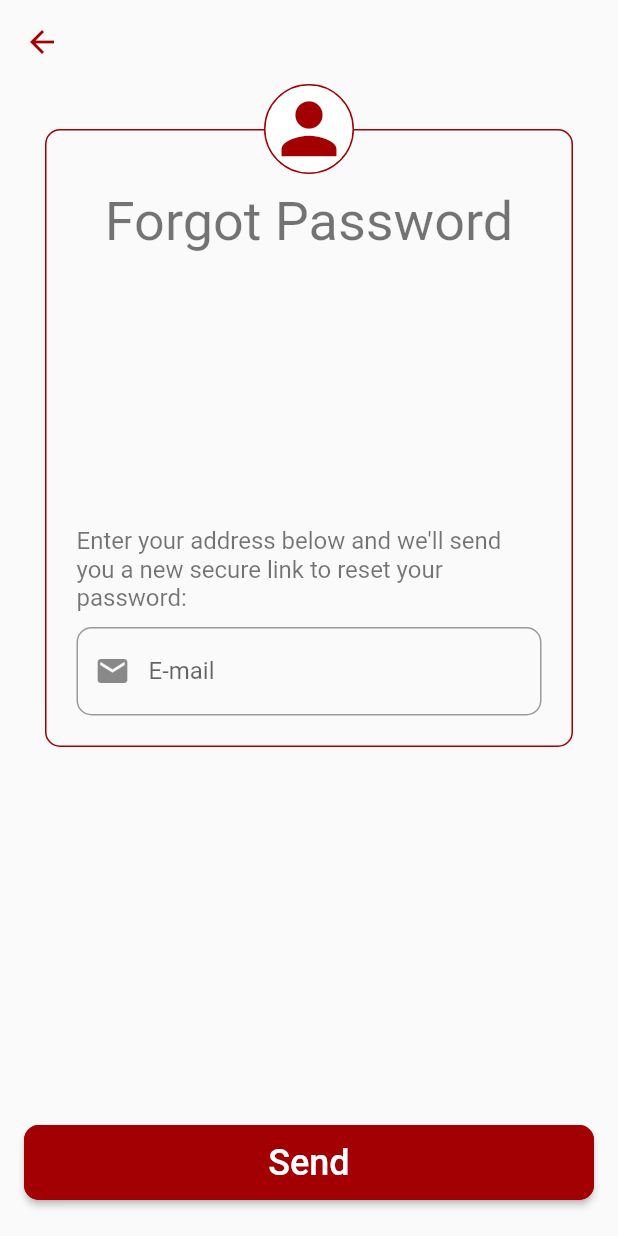
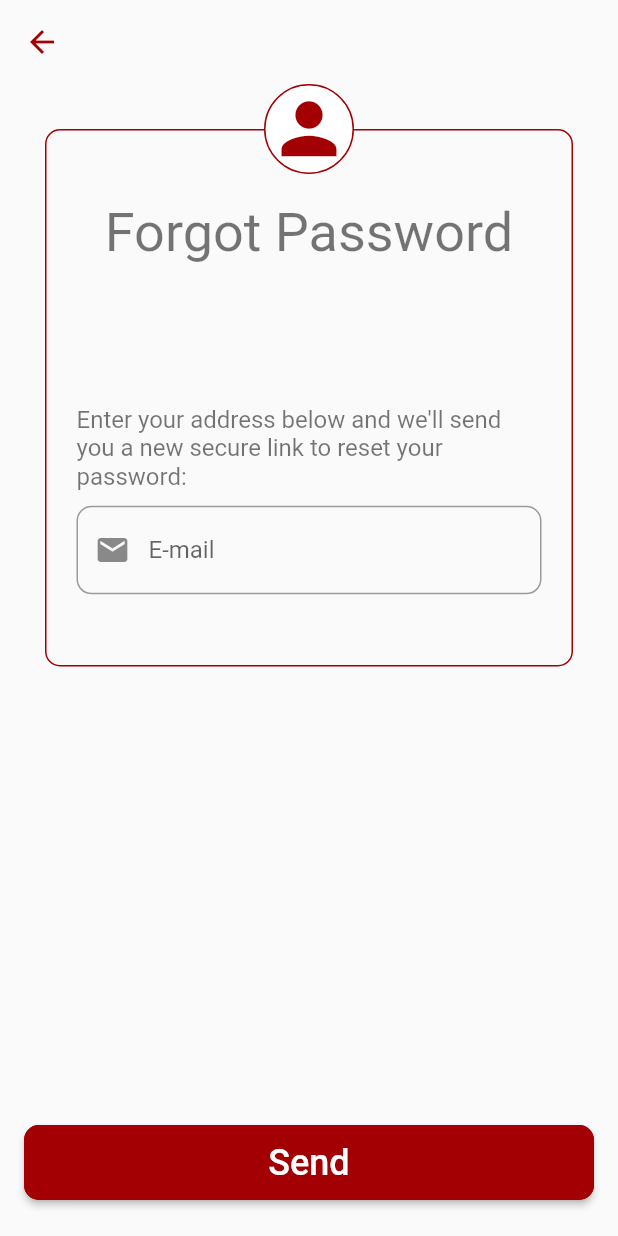
Before and after one commit to hcetinkaya-r/list_it_app, a Flutter app: the screen it shows after launch, after a tap on "Forgot Password?", on a phone screen of 412 x 824 dp. Run offline on Flutter 3.47's test engine with Material 2 defaults, Android fonts, the phone set to English and light mode, and no system bars; our stand-ins replace chips_choice, cloud_firestore, firebase_auth, firebase_core, firebase_storage, flutter_secure_storage and 11 more; missing offline and left inert: encrypt, overlay_container; accounts and stored records are empty; generated files the repository leaves out were written again; network calls fail; Roboto replaces fonts that are missing (Futura).

Commit message:
ui düzeltildi

```diff
--- a/lib/app/register_pages/forgot_passoword_page.dart
+++ b/lib/app/register_pages/forgot_passoword_page.dart
@@ -34,15 +34,15 @@ class ForgotPasswordPage extends StatelessWidget {
             children: [
               Container(
                 margin: EdgeInsets.fromLTRB(30, 30, 30, 0),
-                padding: EdgeInsets.fromLTRB(20, 40, 20, 20),
-                height: MediaQuery.of(context).size.height / 2,
+                padding: EdgeInsets.fromLTRB(20, 0, 20, 0),
+                height: MediaQuery.of(context).size.height / 2.3,
                 width: MediaQuery.of(context).size.width,
                 decoration: BoxDecoration(
                   borderRadius: BorderRadius.all(Radius.circular(10)),
                   border: Border.all(color: Theme.of(context).primaryColor),
                 ),
                 child: Column(
-                  mainAxisAlignment: MainAxisAlignment.spaceBetween,
+                  mainAxisAlignment: MainAxisAlignment.spaceAround,
                   children: [
                     Text(
                       "Forgot Password",
@@ -51,7 +51,11 @@ class ForgotPasswordPage extends StatelessWidget {
                         color: Colors.black54,
                       ),
                     ),
-                    Column(children: <Widget>[
+                    Column(
+                      mainAxisSize: MainAxisSize.max,
+                      mainAxisAlignment: MainAxisAlignment.spaceBetween,
+                      children: <Widget>[
+
                       Text(
                         "Enter your address below and we'll send you a new secure link to reset your password:",
                         textAlign: TextAlign.left,
--- a/lib/app/register_pages/sign_in_sign_up_page.dart
+++ b/lib/app/register_pages/sign_in_sign_up_page.dart
@@ -58,7 +58,8 @@ class _SignInSignUpPageState extends State<SignInSignUpPage> {
         SensitivePlatformAlertDialog(
                 title: "Create user error",
                 content: Errors.showError(e.code),
-                rightButtonText: "OK").show(context);
+                rightButtonText: "OK")
+            .show(context);
       }
     }
   }
@@ -101,38 +102,37 @@ class _SignInSignUpPageState extends State<SignInSignUpPage> {
     return Scaffold(
       resizeToAvoidBottomPadding: false,
       body: SafeArea(
-        child: Stack(
-          children: <Widget>[
-            Column(
-              mainAxisAlignment: MainAxisAlignment.spaceBetween,
+        child: Column(
           children: [
-                Image.asset(
+            Container(
+
+              child: Image.asset(
                 ("images/loginLogo.png"),
                 width: 125,
                 height: 140,
               ),
+            ),
+            Stack(
+              children: <Widget>[
                 Container(
-                  margin: EdgeInsets.only(right: 30, left: 30),
+                  margin: EdgeInsets.only(top: 30, right: 30, left: 30),
                   height: MediaQuery.of(context).size.height / 1.4,
+                  width: MediaQuery.of(context).size.width,
                   decoration: BoxDecoration(
                     borderRadius: BorderRadius.all(Radius.circular(10)),
                     border: Border.all(color: Theme.of(context).primaryColor),
                   ),
                   child: Column(
+                    mainAxisSize: MainAxisSize.max,
                     mainAxisAlignment: MainAxisAlignment.spaceBetween,
-                    children: [
-                      Column(
                     children: <Widget>[
                       Form(
                         key: _formKey,
                         child: Column(
-                              mainAxisSize: MainAxisSize.min,
-                              mainAxisAlignment: MainAxisAlignment.spaceBetween,
                           children: <Widget>[
-                                SizedBox(height: 60),
                             Padding(
                               padding:
-                                      const EdgeInsets.fromLTRB(16, 0, 16, 0),
+                                  const EdgeInsets.fromLTRB(20, 50, 20, 0),
                               child: TextFormField(
                                   initialValue: "hakan@hakan.com",
                                   keyboardType: TextInputType.emailAddress,
@@ -145,33 +145,31 @@ class _SignInSignUpPageState extends State<SignInSignUpPage> {
                                     hintText: "e-mail",
                                     labelText: "E-mail",
                                     border: OutlineInputBorder(
-                                          borderRadius: BorderRadius.all(
-                                              Radius.circular(10)),
+                                      borderRadius:
+                                          BorderRadius.all(Radius.circular(10)),
                                     ),
                                   ),
                                   onSaved: (String enteredEmail) {
                                     _email = enteredEmail;
                                   }),
                             ),
-                                SizedBox(height: 10),
                             Padding(
                               padding:
-                                      const EdgeInsets.fromLTRB(16, 0, 16, 0),
+                                  const EdgeInsets.fromLTRB(20, 10, 20, 0),
                               child: TextFormField(
                                 initialValue: "123456",
                                 obscureText: true,
                                 decoration: InputDecoration(
                                   errorText:
-                                          _userModel.passwordErrorMessage !=
-                                                  null
+                                      _userModel.passwordErrorMessage != null
                                           ? _userModel.passwordErrorMessage
                                           : null,
                                   prefixIcon: Icon(Icons.lock),
                                   hintText: "Password",
                                   labelText: "Password",
                                   border: OutlineInputBorder(
-                                        borderRadius: BorderRadius.all(
-                                            Radius.circular(10)),
+                                    borderRadius:
+                                        BorderRadius.all(Radius.circular(10)),
                                   ),
                                 ),
                                 onSaved: (String enteredPassword) {
@@ -179,19 +177,13 @@ class _SignInSignUpPageState extends State<SignInSignUpPage> {
                                 },
                               ),
                             ),
-                              ],
-                            ),
-                          ),
-                        ],
-                      ),
                             Padding(
-                        padding: const EdgeInsets.all(16.0),
-                        child: Column(
-                          children: <Widget>[
-                            AppButton(
+                              padding: const EdgeInsets.fromLTRB(20, 50, 20, 0),
+                              child: AppButton(
                                 buttonText: _buttonText,
                                 buttonTextSize: 24,
                                 onPressed: () => _formSubmit(),
+                              ),
                             ),
                             Row(
                               mainAxisSize: MainAxisSize.min,
@@ -221,30 +213,22 @@ class _SignInSignUpPageState extends State<SignInSignUpPage> {
                                 ),
                               ],
                             ),
+                          ],
+                        ),
+                      ),
+                      Column(
+                        children: <Widget>[
                           Padding(
-                              padding: const EdgeInsets.only(top: 10.0),
+                            padding: const EdgeInsets.symmetric(horizontal: 20),
                             child: AppButton(
                               buttonColor: Colors.white,
                               buttonText: "Sign in with Google",
                               buttonTextSize: 16,
                               textColor: Colors.black87,
-                                buttonIcon:
-                                    Image.asset("images/google-logo.png"),
+                              buttonIcon: Image.asset("images/google-logo.png"),
                               onPressed: () => _signInWithGoogle(context),
                             ),
                           ),
-
-                            /*SocialLoginButton(
-                                  buttonText: "Guest Login",
-                                  onPressed: () => _guestLogin(context),
-                                  buttonIcon: Icon(Icons.supervised_user_circle,
-                                      color: Colors.white),
-                                ),*/
-                          ],
-                        ),
-                      ),
-                      Column(
-                        children: <Widget>[
                           Text(
                             _textChange,
                             style: TextStyle(
@@ -303,16 +287,15 @@ class _SignInSignUpPageState extends State<SignInSignUpPage> {
                             ],
                           ),
                         ],
-                      ),
+                      )
                     ],
                   ),
                 ),
+                Positioned(
+                    width: MediaQuery.of(context).size.width,
+                    child: PageAvatar()),
               ],
             ),
-            Positioned(
-                top: MediaQuery.of(context).size.height / 6,
-                left: MediaQuery.of(context).size.width / 2.37,
-                child: PageAvatar()),
           ],
         ),
       ),
--- a/lib/main.dart
+++ b/lib/main.dart
@@ -1,9 +1,11 @@
 import 'package:flutter/material.dart';
 import 'package:firebase_core/firebase_core.dart';
+import 'package:flutter_secure_storage/flutter_secure_storage.dart';
 import 'package:list_it_app/app/landing_page.dart';
 import 'package:list_it_app/locator.dart';
 import 'package:list_it_app/view_models/user_model.dart';
 import 'package:provider/provider.dart';
+import 'package:shared_preferences/shared_preferences.dart';
 
 Future<void> main() async {
   WidgetsFlutterBinding.ensureInitialized();
@@ -13,6 +15,7 @@ Future<void> main() async {
 }
 
 class MyApp extends StatelessWidget {
+
   // This widget is the root of your application.
   @override
   Widget build(BuildContext context) {
```
Also changed, not shown: lib/app/app_page/assistant_page.dart (+30 -15 lines), lib/app/app_page/passwords_pages/set_master_password_page.dart (+11 -33 lines), 1 other file. Lines whose indentation alone changed are shown as unchanged.
